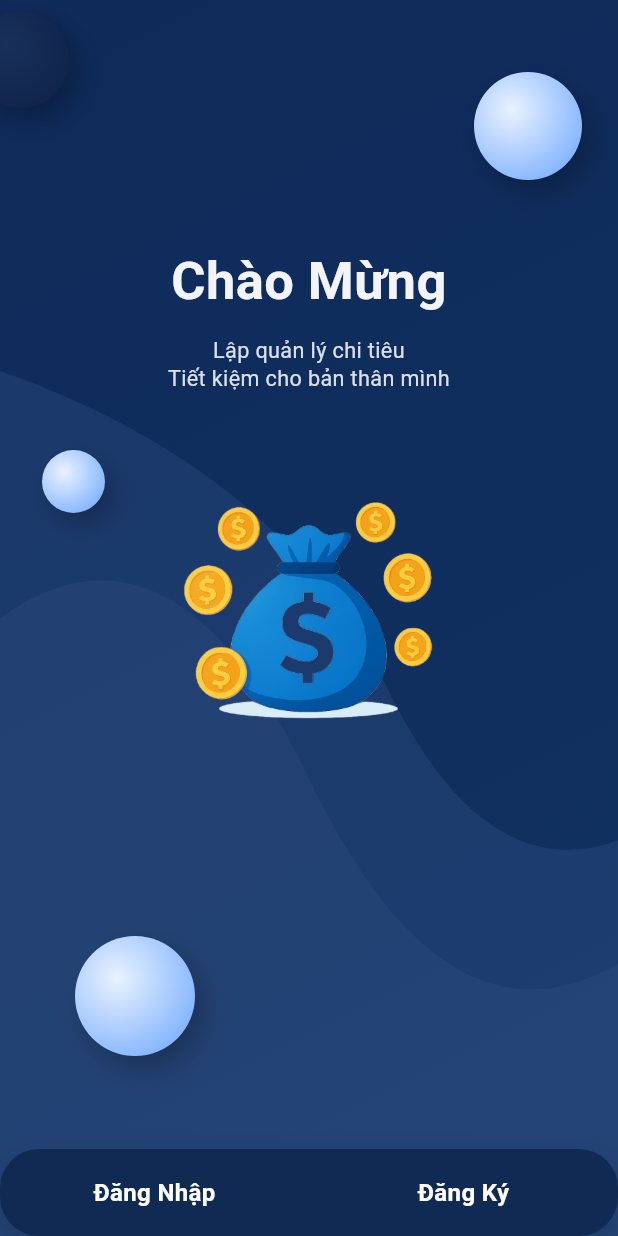
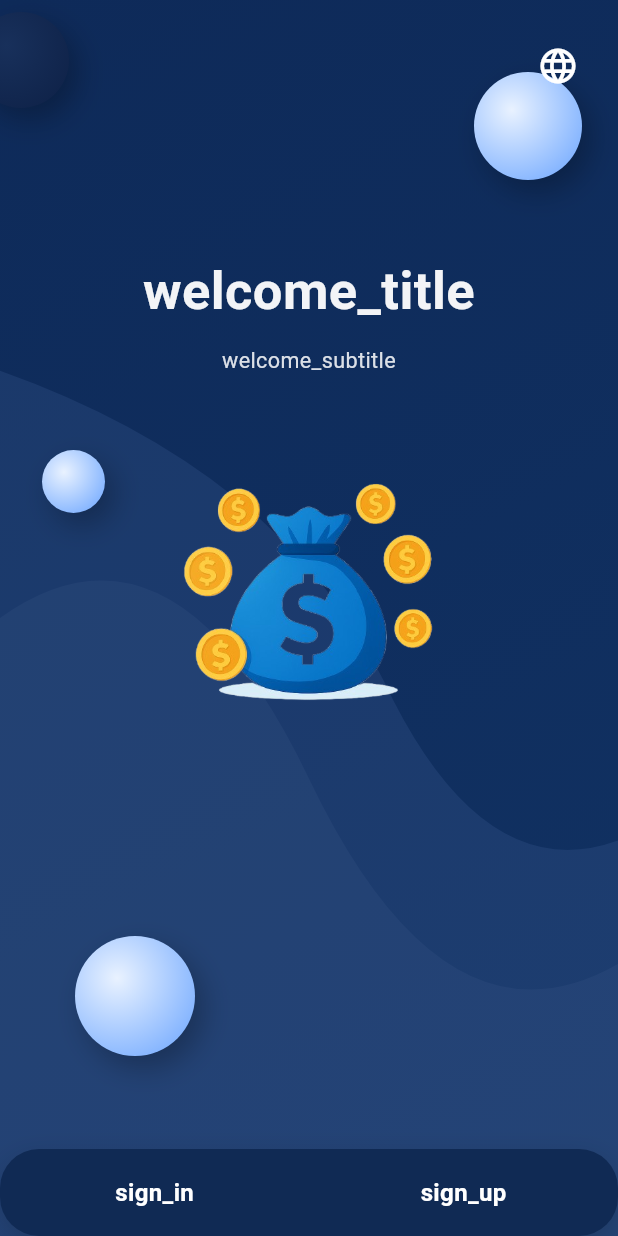
Before and after one commit to TranVanBun080805/2025_LTTBDD_N04_Nhom_TranVanBun, a Flutter app: the AuthWelcomeScreen screen opened directly, on a phone screen of 412 x 824 dp. Run offline on Flutter 3.47's test engine with Material 3 defaults, Android fonts, the phone set to English and light mode, and no system bars; our stand-ins replace easy_localization, fl_chart, shared_preferences; accounts and stored records are empty.

Commit message:
multilingual update

```diff
--- a/laptrinhungdung/lib/screens/auth/AuthWelcomeScreen.dart
+++ b/laptrinhungdung/lib/screens/auth/AuthWelcomeScreen.dart
@@ -1,4 +1,5 @@
 import 'package:flutter/material.dart';
+import 'package:easy_localization/easy_localization.dart';
 import 'login_screen.dart';
 import 'register_screen.dart';
 import '../../widgets/background.dart';
@@ -46,6 +47,38 @@ class AuthWelcomeScreen extends StatelessWidget {
       body: WaveBackground(
         child: Stack(
           children: [
+            Positioned(
+              top: 20,
+              right: 16,
+              child: Material(
+                color: Colors.transparent,
+                child: PopupMenuButton<Locale>(
+                  icon: const Icon(
+                    Icons.language,
+                    color: Colors.white,
+                    size: 28,
+                  ),
+                  onSelected:
+                      (Locale locale) async {
+                        await context.setLocale(
+                          locale,
+                        );
+                      },
+                  itemBuilder: (context) => [
+                    const PopupMenuItem(
+                      value: Locale('vi', 'VN'),
+                      child: Text(
+                        "🇻🇳 Tiếng Việt",
+                      ),
+                    ),
+                    const PopupMenuItem(
+                      value: Locale('en', 'US'),
+                      child: Text("🇺🇸 English"),
+                    ),
+                  ],
+                ),
+              ),
+            ),
             Align(
               alignment: const Alignment(
                 0,
@@ -55,7 +88,7 @@ class AuthWelcomeScreen extends StatelessWidget {
                 mainAxisSize: MainAxisSize.min,
                 children: [
                   Text(
-                    'Chào Mừng',
+                    'welcome_title'.tr(),
                     textAlign: TextAlign.center,
                     style: TextStyle(
                       fontSize:
@@ -67,7 +100,7 @@ class AuthWelcomeScreen extends StatelessWidget {
                   ),
                   const SizedBox(height: 12),
                   Text(
-                    'Lập quản lý chi tiêu\nTiết kiệm cho bản thân mình',
+                    'welcome_subtitle'.tr(),
                     textAlign: TextAlign.center,
                     style: TextStyle(
                       fontSize:
@@ -194,9 +227,9 @@ class _BottomSwitcherState
                         : Colors.transparent,
                   ),
                   alignment: Alignment.center,
-                  child: const Text(
-                    'Đăng Nhập',
-                    style: TextStyle(
+                  child: Text(
+                    'sign_in'.tr(),
+                    style: const TextStyle(
                       color: Colors.white,
                       fontWeight: FontWeight.w600,
                       fontSize: 16,
@@ -242,7 +275,7 @@ class _BottomSwitcherState
                   ),
                   alignment: Alignment.center,
                   child: Text(
-                    'Đăng Ký',
+                    'sign_up'.tr(),
                     style: TextStyle(
                       color: _hoverSignUp
                           ? const Color(
```
